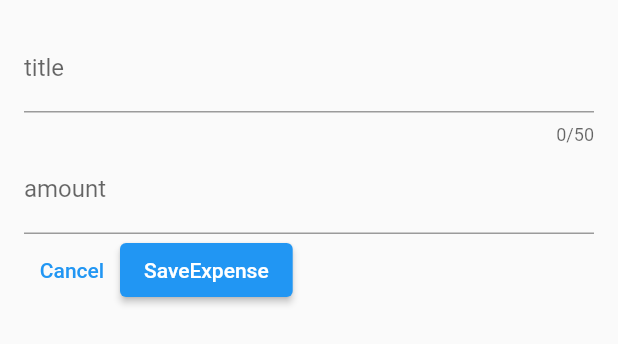
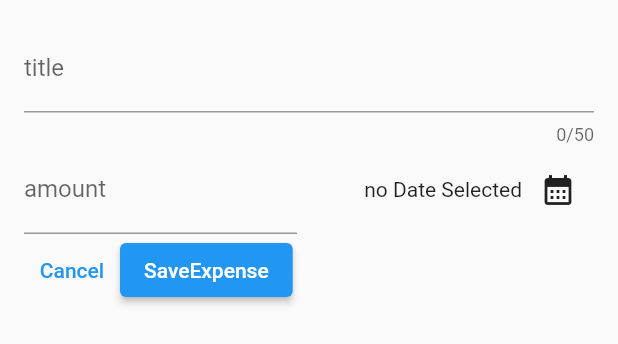
Before and after one commit to Vijay-Maramreddy/EXPENSE_TRACKER, a Flutter app: the NewExpense widget shown alone on an empty page, opened directly, on a phone screen of 412 x 824 dp. Shown: the top 344 px of the screen. Run offline on Flutter 3.47's test engine with Material 2 defaults, Android fonts, the phone set to English and light mode, and no system bars.

Commit message:
After selecting date

```diff
--- a/lib/widgets/new_expense.dart
+++ b/lib/widgets/new_expense.dart
@@ -1,4 +1,6 @@
+import 'package:expense_tracker/models/expense.dart';
 import 'package:flutter/material.dart';
+import 'package:expense_tracker/models/expense.dart';
 
 class NewExpense extends StatefulWidget{
   const NewExpense({super.key});
@@ -11,6 +13,15 @@ class NewExpense extends StatefulWidget{
 class _NewExpenseState extends State<NewExpense>{
   final _titleController=TextEditingController();
   final _amountController=TextEditingController();
+  DateTime? _selectedDate;
+  void _presentDatePicker() async{
+    final now=DateTime.now();
+    final firstDate=DateTime(now.year-1,now.month,now.day);
+    final pickedDate= await showDatePicker(context: context, initialDate: now, firstDate: firstDate, lastDate: now);
+    setState(() {
+      _selectedDate=pickedDate;
+    });
+  }
 
   @override
   void dispose()
@@ -34,7 +45,10 @@ class _NewExpenseState extends State<NewExpense>{
               label: Text("title"),
             ),
           ),
-          TextField(
+          Row(
+            children: [
+              Expanded(
+                child: TextField(
                   controller: _amountController,
                   keyboardType: TextInputType.number,
                   decoration: const InputDecoration(
@@ -42,7 +56,23 @@ class _NewExpenseState extends State<NewExpense>{
                     label:Text('amount'),
                   ),
                 ),
-          Row(children: [
+              ),
+              const SizedBox(width: 16,),
+              Expanded(child:
+                  Row(
+                    mainAxisAlignment: MainAxisAlignment.end,
+                    crossAxisAlignment: CrossAxisAlignment.center,
+                    children: [
+                      Text(_selectedDate==null?'no Date Selected':formatter.format(_selectedDate!),),
+                      IconButton(onPressed: _presentDatePicker,
+                          icon:const Icon(Icons.calendar_month)),
+                    ],
+                  )
+              )
+            ],
+          ),
+          Row(
+            children: [
               TextButton(onPressed: (){
                 Navigator.pop(context);
               },
```
Lines whose indentation alone changed are shown as unchanged.
